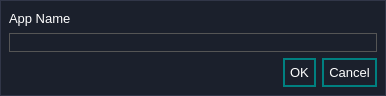
Qt form builder/uis/app_builder_create_app.ui (ufopilot/QT-App-Builder) before a commit.
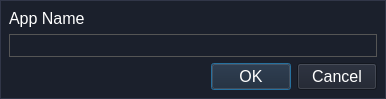
The same form after that commit.

```diff
--- a/builder/uis/app_builder_create_app.ui
+++ b/builder/uis/app_builder_create_app.ui
@@ -28,7 +28,6 @@
 }
 
 
-
 QFrame{ 
     border: 0px solid;
 }
@@ -37,45 +36,13 @@
 	min-width: 100px;
 }
 
-QPushButton{
-	border: 2px solid teal;
-   padding: 5px;
-}
-
-
-QPushButton:checked{
-	border: 4px solid cyan;
-}
-
-QPushButton:hover{
-	border: 3px solid cyan;
-   background: rgb(49, 54, 72);
-  border-radius: none;
-}
-
-QWidget{
-	color:#fff;
-    font-size: 13px;
-}
-
-QToolBoxButton { 
-    font-size: 14px;
-   min-height: 40px
-   
-}
 
 QLineEdit{
 	border: 1px solid #555;
 	color: darkgray
 }
 
-QToolTip { 
-	background-color: #1b202c; 
-	color: #fff; 
-	border: 1px solid #333; 
-	border-radius: 3px;
-	font-size: 13px;
-}</string>
+</string>
    </property>
    <layout class="QVBoxLayout" name="verticalLayout">
     <item>
```
